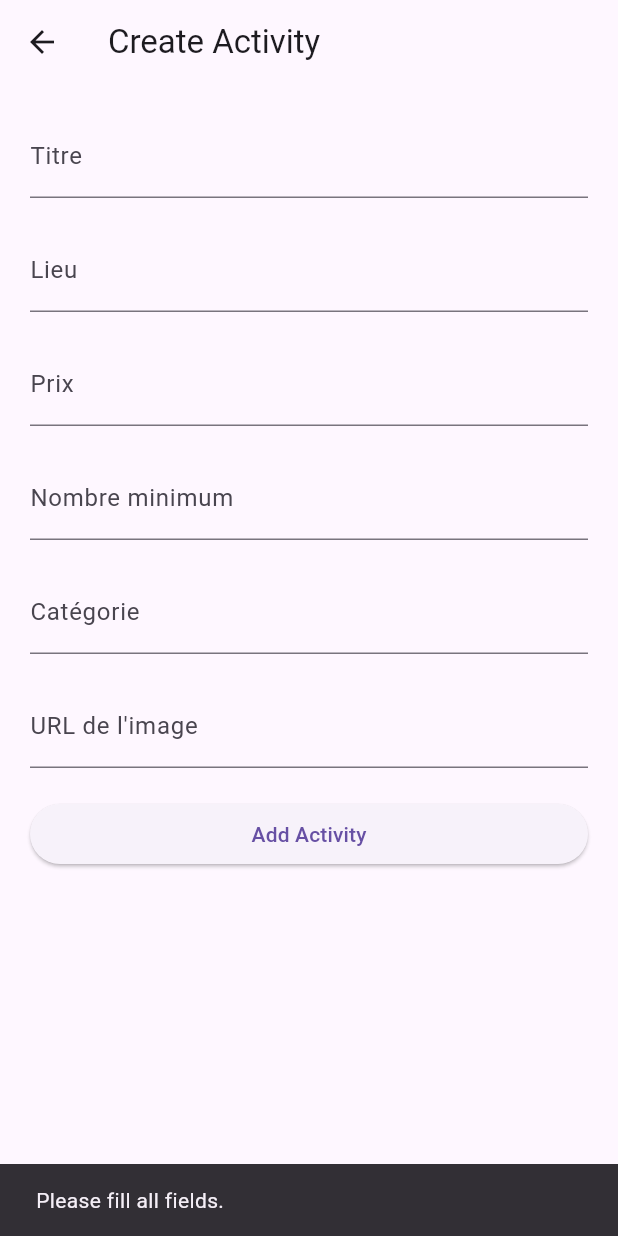
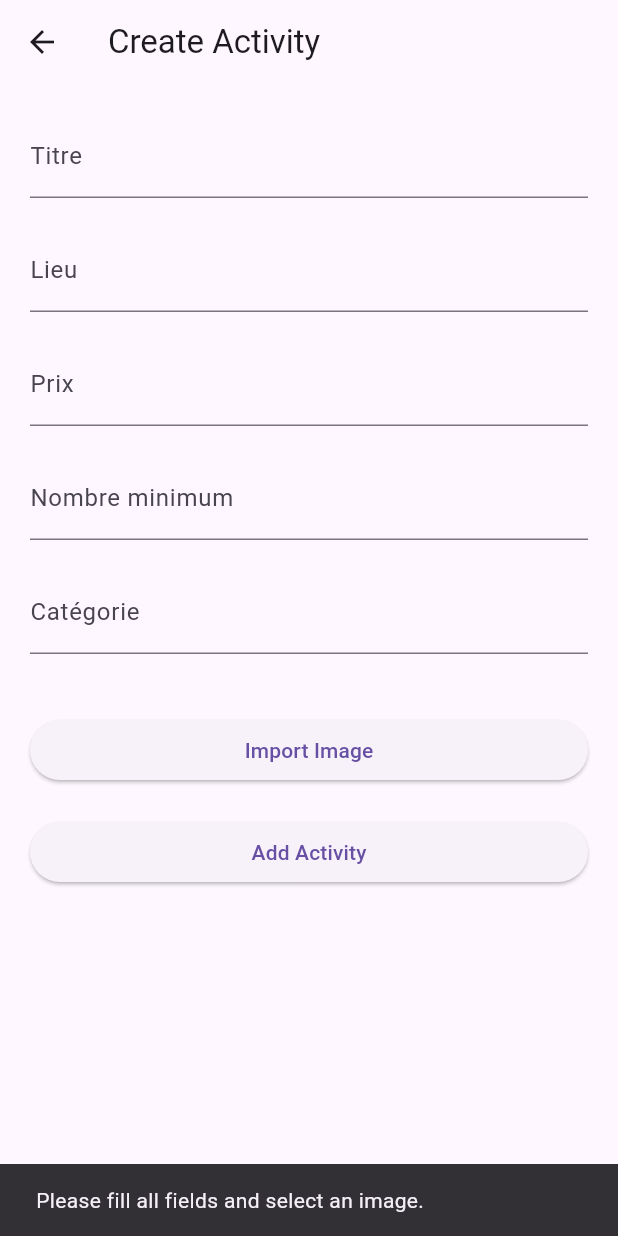
Before and after one commit to MariamBl/recognizeme_ia, a Flutter app: the screen it shows once a user with an empty profile is signed in, item 2 of the bottom bar chosen, after a tap on "Add Activity", on a phone screen of 412 x 824 dp. Run offline on Flutter 3.47's test engine with Material 3 defaults, Android fonts, the light colour scheme and no system bars; our stand-ins replace cloud_firestore, firebase_auth, firebase_core, firebase_storage, get, image_picker; missing offline and left inert: firebase_ui_auth; accounts and stored records are empty.

Commit message:
add import image for activite and stock in storage firebase

```diff
--- a/lib/Activites/Create.dart
+++ b/lib/Activites/Create.dart
@@ -1,5 +1,8 @@
 import 'package:flutter/material.dart';
 import 'package:cloud_firestore/cloud_firestore.dart';
+import 'package:firebase_storage/firebase_storage.dart';
+import 'package:image_picker/image_picker.dart';
+import 'dart:io';
 
 class CreateActivityScreen extends StatefulWidget {
   const CreateActivityScreen({Key? key});
@@ -14,7 +17,30 @@ class _CreateActivityScreenState extends State<CreateActivityScreen> {
   TextEditingController prixController = TextEditingController();
   TextEditingController nombreMinimumController = TextEditingController();
   TextEditingController categorieController = TextEditingController();
-  TextEditingController imageUrlController = TextEditingController();
+  String? imageUrl;
+
+  Future<void> _getImage() async {
+    final picker = ImagePicker();
+    final pickedImage = await picker.pickImage(source: ImageSource.gallery);
+
+    if (pickedImage != null) {
+      File imageFile = File(pickedImage.path);
+
+      // Upload the image to Firebase Storage
+      Reference ref = FirebaseStorage.instance.ref().child('images/${DateTime.now()}.png');
+      UploadTask uploadTask = ref.putFile(imageFile);
+
+      // Get the image URL after upload
+      await uploadTask.whenComplete(() async {
+        String url = await ref.getDownloadURL();
+        setState(() {
+          imageUrl = url;
+        });
+      }).catchError((onError) {
+        print('Error uploading image: $onError');
+      });
+    }
+  }
 
   @override
   Widget build(BuildContext context) {
@@ -27,43 +53,44 @@ class _CreateActivityScreenState extends State<CreateActivityScreen> {
         child: Column(
           crossAxisAlignment: CrossAxisAlignment.stretch,
           children: [
-             TextField(
+            TextField(
               controller: titreController,
               decoration: InputDecoration(labelText: 'Titre'),
             ),
-
             SizedBox(height: 20),
-              TextField(
+            TextField(
               controller: lieuController,
               decoration: InputDecoration(labelText: 'Lieu'),
             ),
-
             SizedBox(height: 20),
-           TextField(
+            TextField(
               controller: prixController,
               decoration: InputDecoration(labelText: 'Prix'),
               keyboardType: TextInputType.number,
             ),
-
             SizedBox(height: 20),
             TextField(
               controller: nombreMinimumController,
               decoration: InputDecoration(labelText: 'Nombre minimum'),
               keyboardType: TextInputType.number,
             ),
-
             SizedBox(height: 20),
-             TextField(
+            TextField(
               controller: categorieController,
               decoration: InputDecoration(labelText: 'Catégorie'),
             ),
-
             SizedBox(height: 20),
-            TextField(
-              controller: imageUrlController,
-              decoration: InputDecoration(labelText: 'URL de l\'image'),
+            if (imageUrl != null)
+              Image.network(
+                imageUrl!,
+                height: 100,
+                width: 100,
+              ),
+            SizedBox(height: 20),
+            ElevatedButton(
+              onPressed: _getImage,
+              child: Text("Import Image"),
             ),
-
             SizedBox(height: 20),
             ElevatedButton(
               onPressed: () async {
@@ -72,14 +99,13 @@ class _CreateActivityScreenState extends State<CreateActivityScreen> {
                 var prix = prixController.text.trim();
                 var nombreMinimum = nombreMinimumController.text.trim();
                 var categorie = categorieController.text.trim();
-                var imageUrl = imageUrlController.text.trim();
 
                 if (titre.isNotEmpty &&
                     lieu.isNotEmpty &&
                     prix.isNotEmpty &&
                     nombreMinimum.isNotEmpty &&
                     categorie.isNotEmpty &&
-                    imageUrl.isNotEmpty) {
+                    imageUrl != null) {
                   try {
                     await FirebaseFirestore.instance
                         .collection("activite")
@@ -105,7 +131,9 @@ class _CreateActivityScreenState extends State<CreateActivityScreen> {
                     prixController.clear();
                     nombreMinimumController.clear();
                     categorieController.clear();
-                    imageUrlController.clear();
+                    setState(() {
+                      imageUrl = null;
+                    });
                   } catch (e) {
                     ScaffoldMessenger.of(context).showSnackBar(
                       SnackBar(
@@ -116,7 +144,7 @@ class _CreateActivityScreenState extends State<CreateActivityScreen> {
                 } else {
                   ScaffoldMessenger.of(context).showSnackBar(
                     SnackBar(
-                      content: Text("Please fill all fields."),
+                      content: Text("Please fill all fields and select an image."),
                     ),
                   );
                 }
--- a/pubspec.yaml
+++ b/pubspec.yaml
@@ -15,6 +15,8 @@ dependencies:
   flutter:
     sdk: flutter
   cloud_firestore: ^4.13.4
+  image_picker: ^1.0.4
+  firebase_storage: ^11.5.5
 
 dev_dependencies:
   flutter_test:
```
Also changed, not shown: lib/Activites/list.dart (added, +62 -0 lines), lib/Authentification/home.dart (+7 -0 lines), pubspec.lock, 6 other files.
